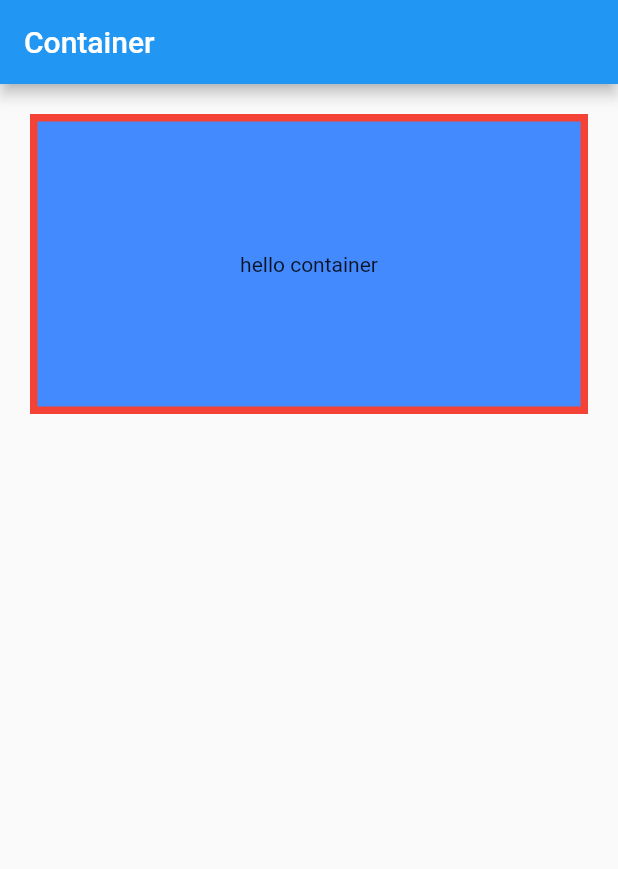
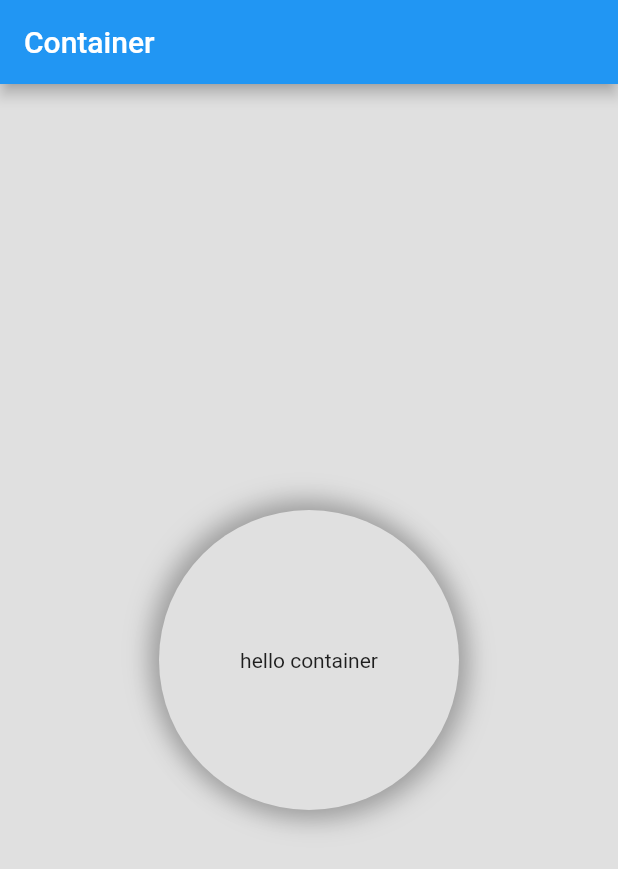
Before and after one commit to priyanshutaru/widget_of_the_day, a Flutter app: the screen it shows after launch, on a phone screen of 412 x 824 dp. Shown: the top 869 px of the screen. Run offline on Flutter 3.47's test engine with Material 2 defaults, Android fonts, the phone set to English and light mode, and no system bars.

Commit message:
Container

```diff
--- a/lib/container.dart
+++ b/lib/container.dart
@@ -13,13 +13,15 @@ class _MyHomePageState extends State<MyHomePage> {
   @override
   Widget build(BuildContext context) {
     return Scaffold(
+      backgroundColor: Colors.grey.shade300,
       appBar: AppBar(
         title: const Text("Container"),
       ),
-      body: Container(
+      body: Center(
+        child: Container(
           //it take hight and width
           height: 200,
-        width: double.infinity,
+          width: 200,
 
           // child property:-if you want to add the text than you can use the child property in the container
 
@@ -32,7 +34,7 @@ class _MyHomePageState extends State<MyHomePage> {
 
           //margin :- it make the space arround the container
 
-        margin: EdgeInsets.all(20),
+          margin: EdgeInsets.all(15),
 
           //padding:- this this the child widget and it make the spce between child and container
 
@@ -54,11 +56,16 @@ class _MyHomePageState extends State<MyHomePage> {
           //Boxdecoration:-
 
           decoration: BoxDecoration(
-          border: Border.all(color: Colors.red,width: 5),
+            // border: Border.all(color: Colors.red, width: 5),
             // borderRadius: BorderRadius.circular(5),
-          color: Colors.blueAccent,
+            color: Colors.grey.shade300,
             // shape: BoxShape.rectangle,
             // shape: BoxShape.circle,
+            shape: BoxShape.circle,
+            boxShadow: [
+              BoxShadow(color: Colors.grey.shade500,offset: Offset(4.0,4.0),blurRadius: 15.0,spreadRadius: 1.0),
+              BoxShadow(color: Colors.grey.shade500,offset: Offset(-4.0,-4.0),blurRadius: 15.0,spreadRadius: 1.0),
+            ]
 
             // boxShadow: BoxShadow(color: Colors.black,offset: Offset(6.0,6.0),),
           ),
@@ -67,13 +74,11 @@ class _MyHomePageState extends State<MyHomePage> {
 
           //  transform: Matrix4.rotationZ(0.1),
 
-
           //Constraints:- this one depend upon use to give there size according the user or you can say unusual
 
 
 
-
-
+        ),
       ),
     );
   }
```
Lines whose indentation alone changed are shown as unchanged.
